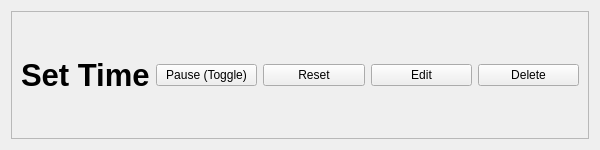
Old version of the form timerwidget.ui in the repository MikeParadox/study_timer.
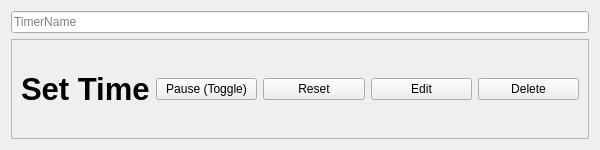
New version of the form.

Commit message: Added label to every timer. Solved problem when reset button set the timer to initial time instead of last time set

```diff
--- a/timerwidget.ui
+++ b/timerwidget.ui
@@ -25,7 +25,26 @@
   <property name="windowTitle">
    <string>Form</string>
   </property>
-  <layout class="QHBoxLayout" name="horizontalLayout">
+  <property name="layoutDirection">
+   <enum>Qt::LeftToRight</enum>
+  </property>
+  <layout class="QVBoxLayout" name="verticalLayout">
+   <item>
+    <widget class="QLineEdit" name="timerNameFieldOnTimer">
+     <property name="autoFillBackground">
+      <bool>true</bool>
+     </property>
+     <property name="text">
+      <string/>
+     </property>
+     <property name="readOnly">
+      <bool>true</bool>
+     </property>
+     <property name="placeholderText">
+      <string>TimerName</string>
+     </property>
+    </widget>
+   </item>
    <item>
     <widget class="QFrame" name="frame">
      <property name="frameShape">
```
The commit also changes 30 other files.
